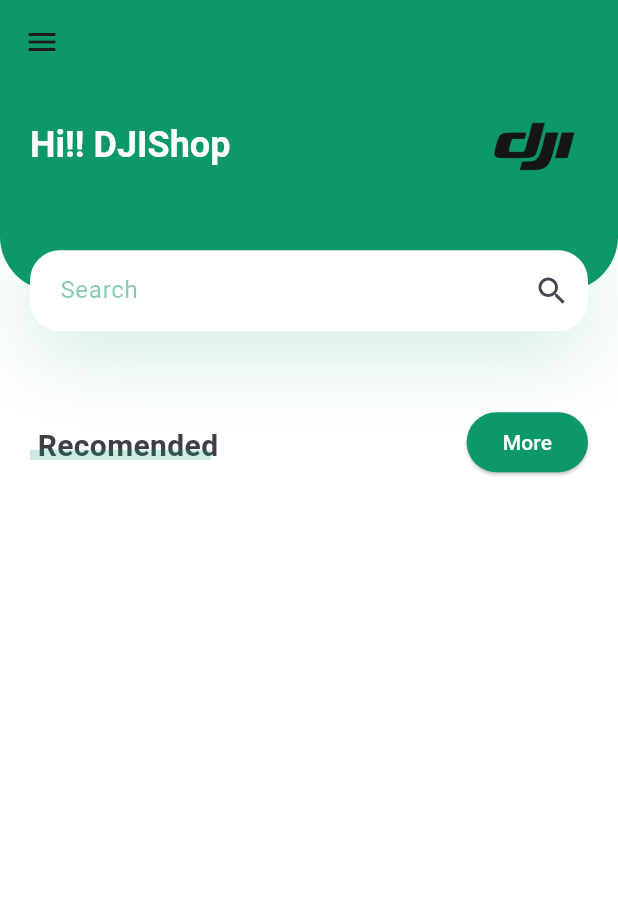
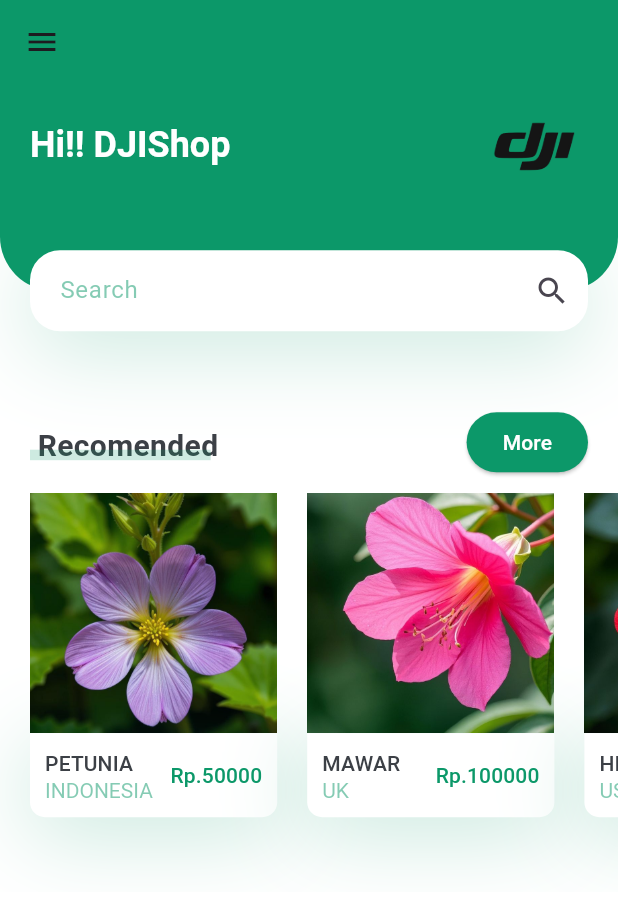
Before and after one commit to Muhammadalif1213/PlantApp, a Flutter app: the screen it shows after launch, on a phone screen of 412 x 824 dp. Shown: the top 904 px of the screen. Run offline on Flutter 3.47's test engine with Material 3 defaults, Android fonts, the phone set to English and light mode, and no system bars.

Commit message:
Menambahkan class RecomendedItem untuk menampilkan item-item menggunakan card.

```diff
--- a/lib/screens/home/components/body.dart
+++ b/lib/screens/home/components/body.dart
@@ -1,4 +1,5 @@
 import 'package:app_plant/screens/home/components/header_with_searchbox.dart';
+import 'package:app_plant/screens/home/components/recomended_Item.dart';
 import 'package:app_plant/screens/home/components/title_with_button.dart';
 import 'package:flutter/material.dart';
 
@@ -13,6 +14,7 @@
         children: <Widget>[
           HeaderWithSearchBox(size: size),
           TitleWithButton(press: () {}, title: "Recomended"),
+          RecomendedItem(),
         ],
       ),
     );
--- a/lib/screens/home/components/recomended_Item.dart
+++ b/lib/screens/home/components/recomended_Item.dart
@@ -1,7 +1,43 @@
 import 'package:app_plant/constants.dart';
 import 'package:flutter/material.dart';
 
+class RecomendedItem extends StatelessWidget {
+  const RecomendedItem({super.key});
 
+  @override
+  Widget build(BuildContext context) {
+    return SingleChildScrollView(
+      scrollDirection: Axis.horizontal,
+      child: Row(
+        children: [
+          RecomendedCard(
+            image: "assets/images/Flower1.jpg",
+            title: "Petunia",
+            country: "Indonesia",
+            press: () {
+            },
+            price: 50000,
+          ),
+          RecomendedCard(
+            image: "assets/images/Flower2.jpg",
+            title: "Mawar",
+            country: "UK",
+            press: () {
+            },
+            price: 100000,
+          ),
+          RecomendedCard(
+            image: "assets/images/Flower3.jpg",
+            title: "Hibiscus",
+            country: "USA",
+            press: () {},
+            price: 150000,
+          ),
+        ],
+      ),
+    );
+  }
+}
 
 class RecomendedCard extends StatelessWidget {
   const RecomendedCard({
```
